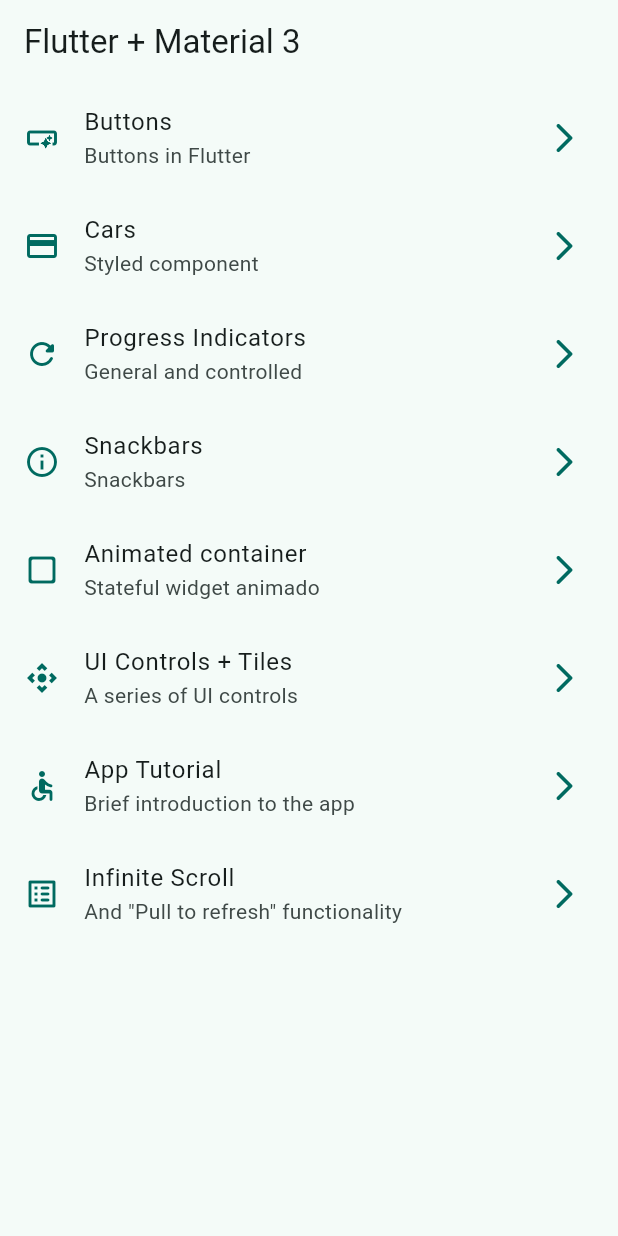
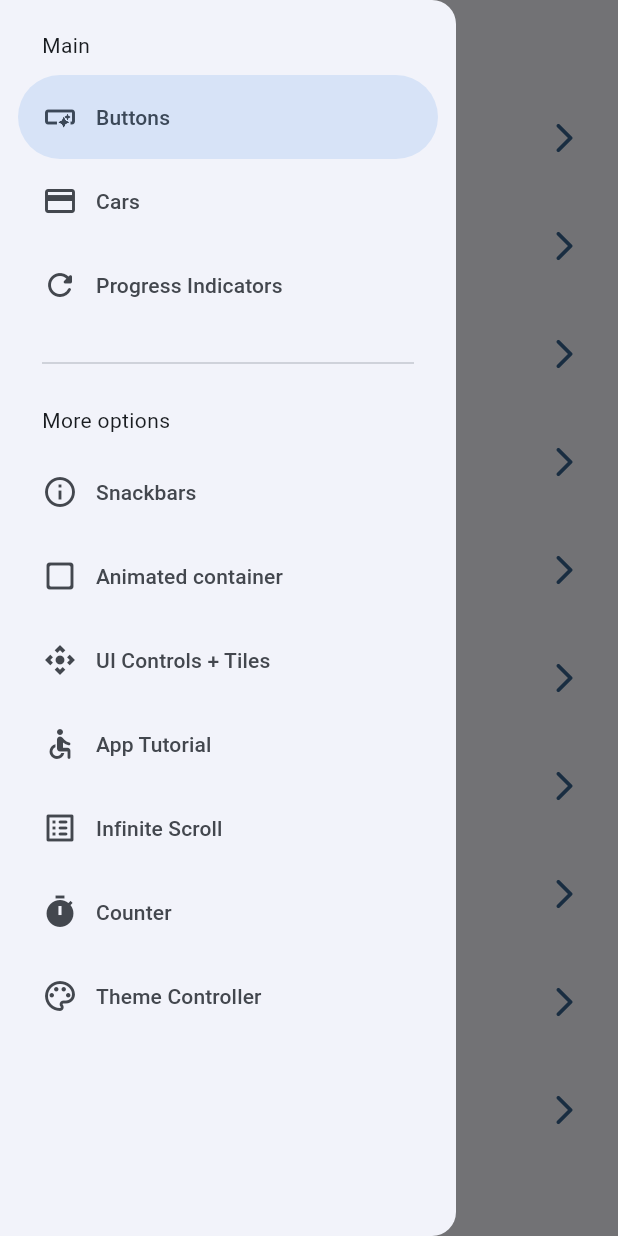
Before and after one commit to jumagu/widgets_app, a Flutter app: the screen it shows after launch, with the side drawer open (before the commit the screen has no drawer), on a phone screen of 412 x 824 dp. Run offline on Flutter 3.47's test engine with Material 3 defaults, Android fonts, the phone set to English and light mode, and no system bars; our stand-ins replace animate_do, flutter_riverpod, go_router.

Commit message:
Add Counter and Theme Controller screens, update routing, and implement state management with Riverpod

```diff
--- a/analysis_options.yaml
+++ b/analysis_options.yaml
@@ -3,3 +3,7 @@ include: package:flutter_lints/flutter.yaml
 linter:
   rules:
     require_trailing_commas: true
+
+analizer:
+  plugins:
+    - custom_lint
--- a/lib/config/menu/menu_items.dart
+++ b/lib/config/menu/menu_items.dart
@@ -63,4 +63,16 @@ const appMenuItems = <MenuItem>[
     link: '/infinite',
     icon: Icons.list_alt_rounded,
   ),
+  MenuItem(
+    title: 'Counter',
+    subTitle: 'Just a simple counter',
+    link: '/counter',
+    icon: Icons.timer,
+  ),
+  MenuItem(
+    title: 'Theme Controller',
+    subTitle: 'Change the app theme',
+    link: '/theme-controller',
+    icon: Icons.color_lens_outlined,
+  ),
 ];
--- a/lib/config/router/app_router.dart
+++ b/lib/config/router/app_router.dart
@@ -50,5 +50,15 @@ final appRouter = GoRouter(
       name: InfiniteScrollScreen.routeName,
       builder: (context, state) => InfiniteScrollScreen(),
     ),
+    GoRoute(
+      path: '/counter',
+      name: CounterScreen.routeName,
+      builder: (context, state) => CounterScreen(),
+    ),
+    GoRoute(
+      path: '/theme-controller',
+      name: ThemeControllerScreen.routeName,
+      builder: (context, state) => ThemeControllerScreen(),
+    ),
   ],
 );
--- a/lib/config/theme/app_theme.dart
+++ b/lib/config/theme/app_theme.dart
@@ -11,8 +11,9 @@ const availableColors = <Color>[
 
 class AppTheme {
   final int selectedColor;
+  final bool isDarkMode;
 
-  AppTheme({this.selectedColor = 0})
+  AppTheme({this.selectedColor = 0, this.isDarkMode = false})
     : assert(
         selectedColor >= 0,
         'Selected color must be a number greater than 0',
@@ -23,6 +24,7 @@ class AppTheme {
       );
 
   ThemeData getTheme() => ThemeData(
+    brightness: isDarkMode ? Brightness.dark : Brightness.light,
     colorSchemeSeed: availableColors[selectedColor],
     appBarTheme: AppBarTheme(centerTitle: false),
   );
--- a/lib/main.dart
+++ b/lib/main.dart
@@ -1,21 +1,29 @@
 import 'package:flutter/material.dart';
+import 'package:flutter_riverpod/flutter_riverpod.dart';
 import 'package:widgets_app/config/router/app_router.dart';
 import 'package:widgets_app/config/theme/app_theme.dart';
+import 'package:widgets_app/presentation/providers/theme_provider.dart';
 
 void main() {
-  runApp(const MainApp());
+  runApp(const ProviderScope(child: MainApp()));
 }
 
-class MainApp extends StatelessWidget {
+class MainApp extends ConsumerWidget {
   const MainApp({super.key});
 
   @override
-  Widget build(BuildContext context) {
+  Widget build(BuildContext context, WidgetRef ref) {
+    final int selectedColor = ref.watch(selectedColorProvider);
+    final isDarkMode = ref.watch(isDarkModeProvider);
+
     return MaterialApp.router(
       title: 'Flutter Widgets Overview',
       routerConfig: appRouter,
       debugShowCheckedModeBanner: false,
-      theme: AppTheme(selectedColor: 1).getTheme(),
+      theme: AppTheme(
+        selectedColor: selectedColor,
+        isDarkMode: isDarkMode,
+      ).getTheme(),
       // home: const HomeScreen(),
       // routes: {
       //   '/buttons': (context) => const ButtonsScreen(),
--- /dev/null
+++ b/lib/presentation/providers/counter_provider.dart
@@ -0,0 +1,3 @@
+import 'package:flutter_riverpod/flutter_riverpod.dart';
+
+final counterProvider = StateProvider<int>((ref) => 10);
--- /dev/null
+++ b/lib/presentation/providers/theme_provider.dart
@@ -0,0 +1,10 @@
+import 'package:flutter/material.dart';
+import 'package:flutter_riverpod/flutter_riverpod.dart';
+import 'package:widgets_app/config/theme/app_theme.dart';
+
+final isDarkModeProvider = StateProvider<bool>((ref) => false);
+
+final selectedColorProvider = StateProvider<int>((ref) => 0);
+
+// ? Inmutable state
+final colorListProvider = Provider<List<Color>>((ref) => availableColors);
--- a/lib/presentation/screens/home/home_screen.dart
+++ b/lib/presentation/screens/home/home_screen.dart
@@ -1,6 +1,7 @@
 import 'package:flutter/material.dart';
 import 'package:go_router/go_router.dart';
 import 'package:widgets_app/config/menu/menu_items.dart';
+import 'package:widgets_app/presentation/widgets/side_menu.dart';
 
 class HomeScreen extends StatelessWidget {
   static const String routeName = 'home_screen';
@@ -9,11 +10,15 @@ class HomeScreen extends StatelessWidget {
 
   @override
   Widget build(BuildContext context) {
+    final scaffoldKey = GlobalKey<ScaffoldState>();
+
     return Scaffold(
+      key: scaffoldKey,
       appBar: AppBar(
         title: Text('Flutter + Material 3'),
       ),
       body: const _HomeView(),
+      drawer: SideMenu(scaffoldKey: scaffoldKey),
     );
   }
 }
--- a/lib/presentation/screens/screens.dart
+++ b/lib/presentation/screens/screens.dart
@@ -2,8 +2,10 @@ export 'package:widgets_app/presentation/screens/animated/animated_screen.dart';
 export 'package:widgets_app/presentation/screens/app_tutorial/app_tutorial_screen.dart';
 export 'package:widgets_app/presentation/screens/buttons/buttons_screen.dart';
 export 'package:widgets_app/presentation/screens/cards/cards_screen.dart';
+export 'package:widgets_app/presentation/screens/counter/counter_screen.dart';
 export 'package:widgets_app/presentation/screens/home/home_screen.dart';
 export 'package:widgets_app/presentation/screens/infinite_scroll/infinite_scroll_screen.dart';
 export 'package:widgets_app/presentation/screens/progress/progress_screen.dart';
 export 'package:widgets_app/presentation/screens/snackbar/snackbar_screen.dart';
+export 'package:widgets_app/presentation/screens/theme-controller/theme_controller_screen.dart';
 export 'package:widgets_app/presentation/screens/ui_controls/ui_controls_screen.dart';
--- /dev/null
+++ b/lib/presentation/widgets/side_menu.dart
@@ -0,0 +1,62 @@
+import 'package:flutter/material.dart';
+import 'package:go_router/go_router.dart';
+import 'package:widgets_app/config/menu/menu_items.dart';
+
+class SideMenu extends StatefulWidget {
+  // ? like a reference to the parent component
+  final GlobalKey<ScaffoldState> scaffoldKey;
+
+  const SideMenu({super.key, required this.scaffoldKey});
+
+  @override
+  State<SideMenu> createState() => _SideMenuState();
+}
+
+class _SideMenuState extends State<SideMenu> {
+  int navDrawerIndex = 0;
+
+  @override
+  Widget build(BuildContext context) {
+    // ? This is to know if the device has notch
+    final hasNotch = MediaQuery.of(context).viewPadding.top > 28;
+
+    return NavigationDrawer(
+      selectedIndex: navDrawerIndex,
+      onDestinationSelected: (value) {
+        setState(() {
+          navDrawerIndex = value;
+        });
+
+        final menuItem = appMenuItems[value];
+        context.push(menuItem.link);
+        widget.scaffoldKey.currentState?.closeDrawer();
+      },
+      children: [
+        Padding(
+          padding: EdgeInsets.fromLTRB(28, hasNotch ? 10 : 20, 16, 10),
+          child: const Text('Main'),
+        ),
+        ...appMenuItems.sublist(0, 3).map(
+              (item) => NavigationDrawerDestination(
+                icon: Icon(item.icon),
+                label: Text(item.title),
+              ),
+            ),
+        const Padding(
+          padding: EdgeInsets.fromLTRB(28, 16, 28, 10),
+          child: Divider(),
+        ),
+        const Padding(
+          padding: EdgeInsets.fromLTRB(28, 10, 16, 10),
+          child: Text('More options'),
+        ),
+        ...appMenuItems.sublist(3).map(
+              (item) => NavigationDrawerDestination(
+                icon: Icon(item.icon),
+                label: Text(item.title),
+              ),
+            ),
+      ],
+    );
+  }
+}
--- a/pubspec.yaml
+++ b/pubspec.yaml
@@ -1,15 +1,16 @@
 name: widgets_app
 description: "A new Flutter project."
-publish_to: 'none'
+publish_to: "none"
 version: 0.1.0
 
 environment:
-  sdk: ^3.6.1
+  sdk: ^3.8.1
 
 dependencies:
   animate_do: ^4.2.0
   flutter:
     sdk: flutter
+  flutter_riverpod: ^2.6.1
   go_router: ^16.0.0
 
 dev_dependencies:
```
Also changed, not shown: lib/presentation/screens/counter/counter_screen.dart (added, +45 -0 lines), lib/presentation/screens/theme-controller/theme_controller_screen.dart (added, +59 -0 lines), pubspec.lock. Lines whose indentation alone changed are shown as unchanged.
